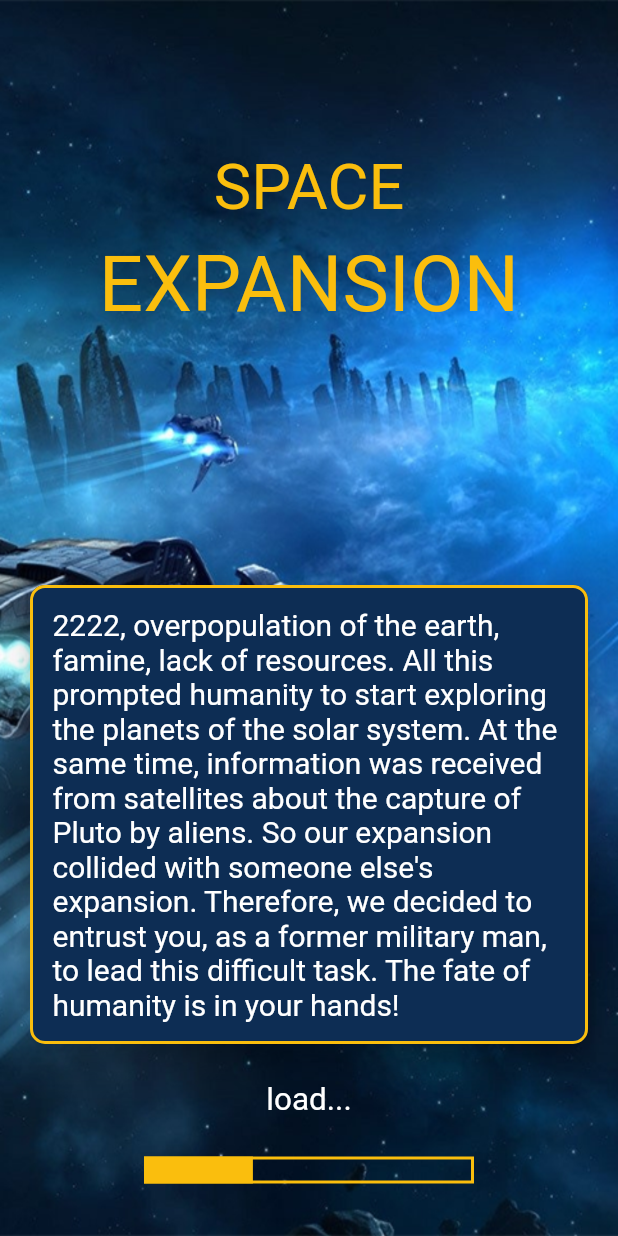
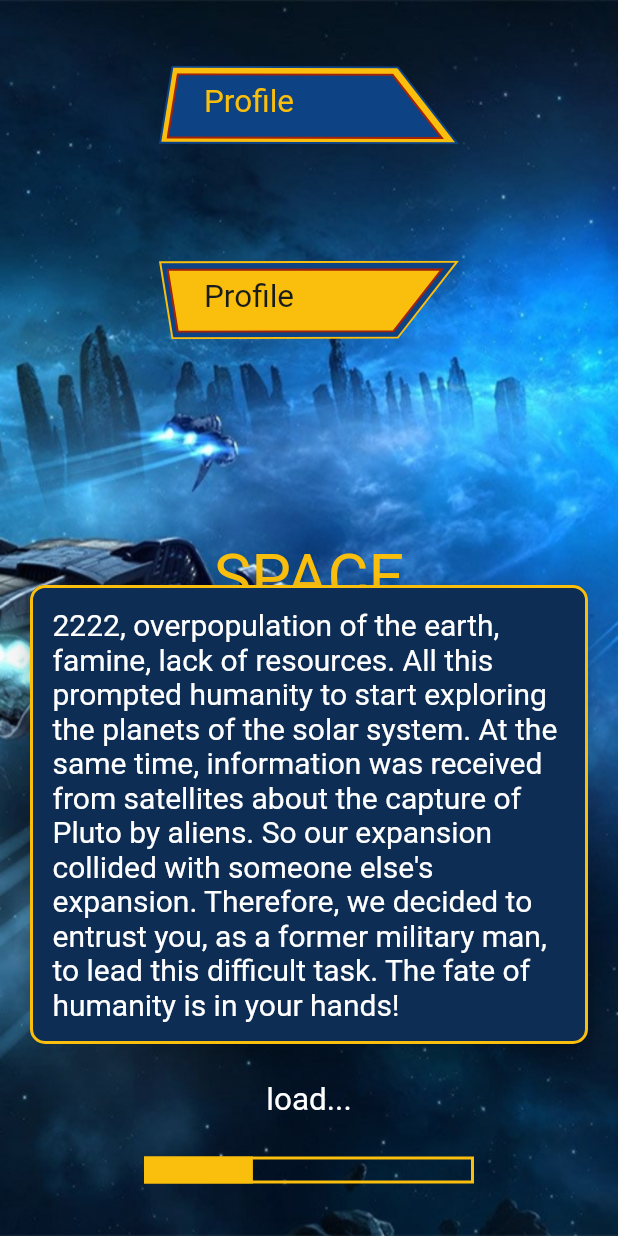
Before and after one commit to Nykolayr/expansion, a Flutter app: the screen it shows after launch, on a phone screen of 412 x 824 dp. Run offline on Flutter 3.47's test engine with Material 2 defaults, Android fonts, the phone set to English and light mode, and no system bars; drawn by our look-alikes of animated_text_kit; our stand-ins replace bloc, easy_localization, equatable, flutter_bloc, flutter_svg, freezed_annotation and 3 more.

Commit message:
добавили крайние кнопки

```diff
--- a/assets/translations/en-US.json
+++ b/assets/translations/en-US.json
@@ -2,5 +2,11 @@
     "pretext": "2222, overpopulation of the earth, famine, lack of resources. All this prompted humanity to start exploring the planets of the solar system. At the same time, information was received from satellites about the capture of Pluto by aliens. So our expansion collided with someone else's expansion. Therefore, we decided to entrust you, as a former military man, to lead this difficult task. The fate of humanity is in your hands!",
      "load": "load...",
     "space": "SPACE",
-    "EXPANSION": "EXPANSION"
+    "EXPANSION": "EXPANSION",
+    "profile": "Profile",
+    "settings": "Settings",
+    "progress": "Progress",
+    "new_game": "New game",
+    "upgrades": "Upgrades",
+    "сontinue": "Continue"
     }
--- a/assets/translations/ru-RU.json
+++ b/assets/translations/ru-RU.json
@@ -2,5 +2,11 @@
     "pretext": "2222 год, перенаселение земли, голод, нехватка ресурсов. Всё это побудило человечество начать осваивать планеты солнечной системы. В это же время со спутников поступила информация о захвате Плутона пришельцами. Так наша экспансия столкнулась с чужой экспансией. Поэтому руководить этим непростым делом, решили доверить Вам, как бывшему военному. Судьба человечества в ваших руках!",
     "load": "загрузка...",
     "space": "КОСМИЧЕСКАЯ",
-    "EXPANSION": "ЭКСПАНСИЯ"
+    "EXPANSION": "ЭКСПАНСИЯ",
+    "profile": "Профиль",
+    "settings": "Настройки",
+    "progress": "Достижения",
+    "new_game": "Новая игра",
+    "upgrades": "Улучшения",
+    "сontinue": "Продолжить"
          }
--- a/lib/ui/splash/bloc/splash_bloc.dart
+++ b/lib/ui/splash/bloc/splash_bloc.dart
@@ -27,8 +27,5 @@ class SplashBloc extends Bloc<SplashEvent, SplashState> {
     emit(const SplashLoadSucsess());
   }
 
-  void onEndSplash(SplashEnd event, Emitter<SplashState> emit) async {
-
-
-  }
+  void onEndSplash(SplashEnd event, Emitter<SplashState> emit) async {}
 }
--- a/lib/ui/splash/splash_page.dart
+++ b/lib/ui/splash/splash_page.dart
@@ -2,6 +2,7 @@
 
 import 'package:animated_text_kit/animated_text_kit.dart';
 import 'package:easy_localization/easy_localization.dart';
+import 'package:expansion/ui/widgets/buttons.dart';
 import 'package:expansion/utils/colors.dart';
 import 'package:flutter/material.dart';
 import 'package:flutter_bloc/flutter_bloc.dart';
@@ -35,6 +36,19 @@ class SplashPage extends StatelessWidget {
               child: Column(
                 crossAxisAlignment: CrossAxisAlignment.center,
                 children: [
+                  const SizedBox(
+                    height: 10,
+                  ),
+                  ButtonSide(tr("profile")),
+                  const SizedBox(
+                    height: 10,
+                  ),
+                  ButtonSide(
+                    tr(
+                      "profile",
+                    ),
+                    isUp: false,
+                  ),
                   const SizedBox(
                     height: 100,
                   ),
--- /dev/null
+++ b/lib/ui/widgets/buttons.dart
@@ -0,0 +1,53 @@
+import 'package:expansion/utils/colors.dart';
+import 'package:expansion/utils/text.dart';
+import 'package:flutter/material.dart';
+import 'package:flutter_svg/svg.dart';
+
+class ButtonSide extends StatelessWidget {
+  final bool isLeft;
+  final bool isUp;
+  final String title;
+  const ButtonSide(this.title, {this.isLeft = true, this.isUp = true, Key? key})
+      : super(key: key);
+
+  @override
+  Widget build(BuildContext context) {
+    return SizedBox(
+      width: 200,
+      height: 120,
+      child: Center(
+        child: Stack(
+          children: [
+            SvgPicture.asset(
+              isUp ? 'assets/svg/top_out.svg' : 'assets/svg/bottom_out.svg',
+              // color: isUp ? AppColor.darkYeloow : AppColor.darkBlue,
+              width: 200,
+            ),
+            Padding(
+              padding: const EdgeInsets.only(
+                left: 5,
+                top: 5,
+              ),
+              child: SvgPicture.asset(
+                isUp ? 'assets/svg/top_in.svg' : 'assets/svg/bottom_in.svg',
+                width: 185,
+              ),
+            ),
+            Padding(
+              padding: const EdgeInsets.only(
+                left: 30,
+                top: 12,
+              ),
+              child: Text(
+                title,
+                style: AppText.baseText.copyWith(
+                  color: isUp ? AppColor.darkYeloow : AppColor.black,
+                ),
+              ),
+            ),
+          ],
+        ),
+      ),
+    );
+  }
+}
--- a/lib/utils/colors.dart
+++ b/lib/utils/colors.dart
@@ -4,4 +4,7 @@ class AppColor {
   static const Color darkYeloow = Color(0xFFFABE0D);
   static const Color darkBlue = Color(0xFF0D2D54);
   static const Color white = Color(0xFFFFFFFF);
+  static const Color black = Color(0xFF181C1B);
+  static const Color grey = Color(0xFF3C4345);
+  static const Color red = Color(0xFFA42208);
 }
```
Also changed, not shown: assets/svg/bottom_in.svg (added), assets/svg/bottom_meddle_in.svg (added), assets/svg/bottom_meddle_out.svg (added), assets/svg/bottom_out.svg (added), assets/svg/meddle_out.svg (added), assets/svg/top_in.svg (added), assets/svg/top_meddle_in.svg (added), assets/svg/top_out.svg (added).
